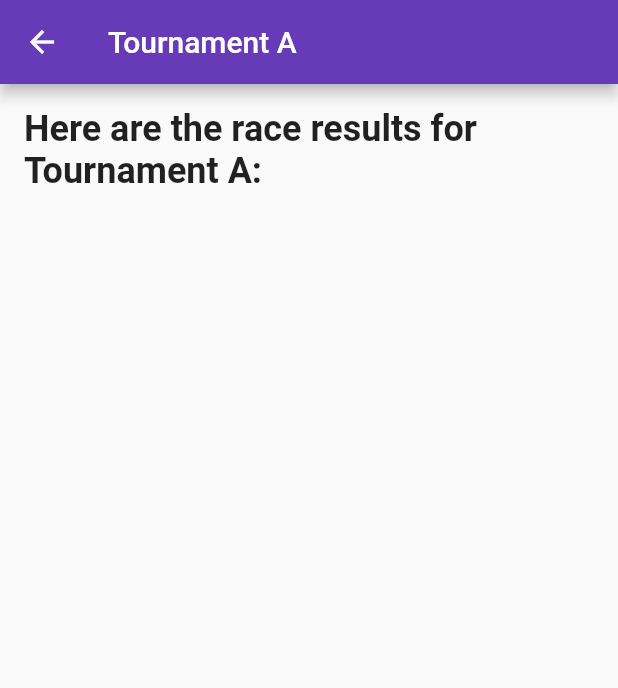
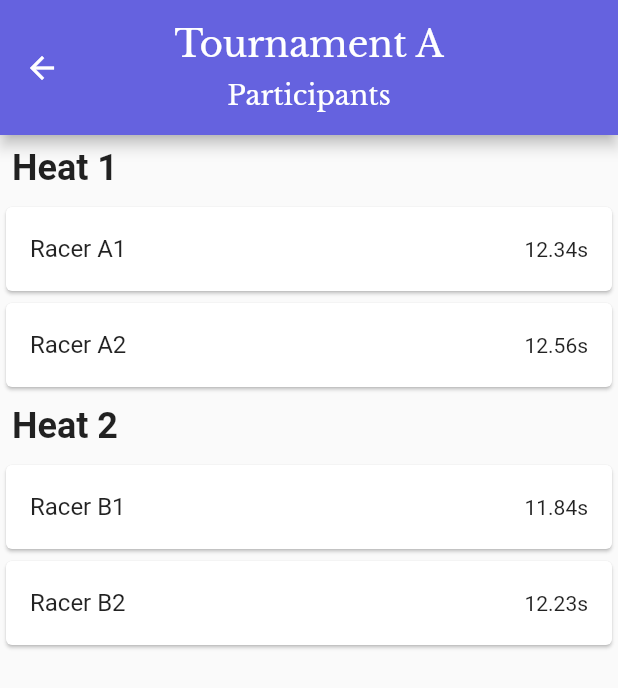
Before and after one commit to vincent-t-pham/paddle-statistics, a Flutter app: the screen it shows after launch, after a tap on "Tournament A", on a phone screen of 412 x 824 dp. Shown: the top 688 px of the screen. Run offline on Flutter 3.47's test engine with Material 2 defaults, Android fonts, the phone set to English and light mode, and no system bars.

Commit message:
Added race results template

```diff
--- a/testio/lib/main.dart
+++ b/testio/lib/main.dart
@@ -22,7 +22,11 @@ class MyApp extends StatelessWidget {
         // or simply save your changes to "hot reload" in a Flutter IDE).
         // Notice that the counter didn't reset back to zero; the application
         // is not restarted.
-          primarySwatch: Colors.deepPurple,
+        // primarySwatch: Colors.deepPurple,
+        primaryColor: Color.fromRGBO(101, 98, 223, 1),
+        accentColor: Color.fromRGBO(101, 98, 223, 1),
+        focusColor: Color.fromRGBO(101, 98, 223, 1),
+
       ),
       routes: {
         // '/': (context) => const MyHomePage(title: 'Flutter Demo Home Page'),
@@ -238,26 +242,89 @@ class TournamentDetailsPage extends StatelessWidget {
 
   @override
   Widget build(BuildContext context) {
+    final dummyHeats = {
+      'Heat 1': [
+        {'name': 'Racer A1', 'time': '12.34s'},
+        {'name': 'Racer A2', 'time': '12.56s'},
+        // Add more racers...
+      ],
+      'Heat 2': [
+        {'name': 'Racer B1', 'time': '11.84s'},
+        {'name': 'Racer B2', 'time': '12.23s'},
+        // Add more racers...
+      ],
+      // Add more heats...
+    };
+
     return Scaffold(
         appBar: AppBar(
-          title: Text(tournament.name),
+          centerTitle: true,
+          flexibleSpace: LayoutBuilder(
+            builder: (BuildContext context, BoxConstraints constraints) {
+              return Container(
+                width: constraints.maxWidth,
+                height: constraints.maxHeight,
+                child: SafeArea(
+                  child: Column(
+                    mainAxisAlignment: MainAxisAlignment.center,
+                    children: [
+                      Text(
+                        tournament.name,
+                        textAlign: TextAlign.center,
+                        style: TextStyle(fontSize: 24,
+                          fontFamily: 'Libre Baskerville',
+                          color: Colors.white,
                         ),
-        body: Padding(
-            padding: const EdgeInsets.all(16.0),
-            child: Column(
+                      ),
+                      SizedBox(height: 8),
+                      Text(
+                        'Participants',
+                        textAlign: TextAlign.center,
+                        style: TextStyle(fontSize: 18,
+                          fontFamily: 'Libre Baskerville',
+                          color: Colors.white,),
+                      ),
+                    ],
+                  ),
+                ),
+              );
+            },
+          ),
+          backgroundColor: Color.fromRGBO(101, 98, 223, 1),
+          toolbarHeight: 90.0,
+      ),
+
+      body: ListView.builder(
+        itemCount: dummyHeats.length,
+        itemBuilder: (context, index) {
+          String heatName = dummyHeats.keys.elementAt(index);
+          return Column(
             crossAxisAlignment: CrossAxisAlignment.start,
-              //how does <Widget> work, maybe an insert?
-              children: <Widget>[
-                Text(
-                  'Here are the race results for ${tournament.name}:',
+            children: [
+              Padding(
+                padding: const EdgeInsets.all(8.0),
+                child: Text(
+                  heatName,
                   style: TextStyle(fontSize: 24, fontWeight: FontWeight.bold),
                 ),
+              ),
+              ...dummyHeats[heatName]!.map((racer) {
+                return Card(
+                  child: ListTile(
+                    title: Text(racer['name']!),
+                    trailing: Text(racer['time']!),
+                  ),
+                );
+              }).toList(),
             ],
-            )
-        )
+          );
+        },
+      ),
     );
   }
 }
+
+
 
 class Tournament {
   final String name;
@@ -267,3 +334,17 @@ class Tournament {
 
   Tournament(this.name, this.date, this.location, this.raceDistance);
 }
+
+// class Heat {
+//   final int number;
+//   final List<Racer> racers;
+//
+//   Heat(this.number, this.racers);
+// }
+//
+// class Racer {
+//   final String name;
+//   final String resultTime;
+//
+//   Racer(this.name, this.resultTime);
+// }
```
Lines whose indentation alone changed are shown as unchanged.
